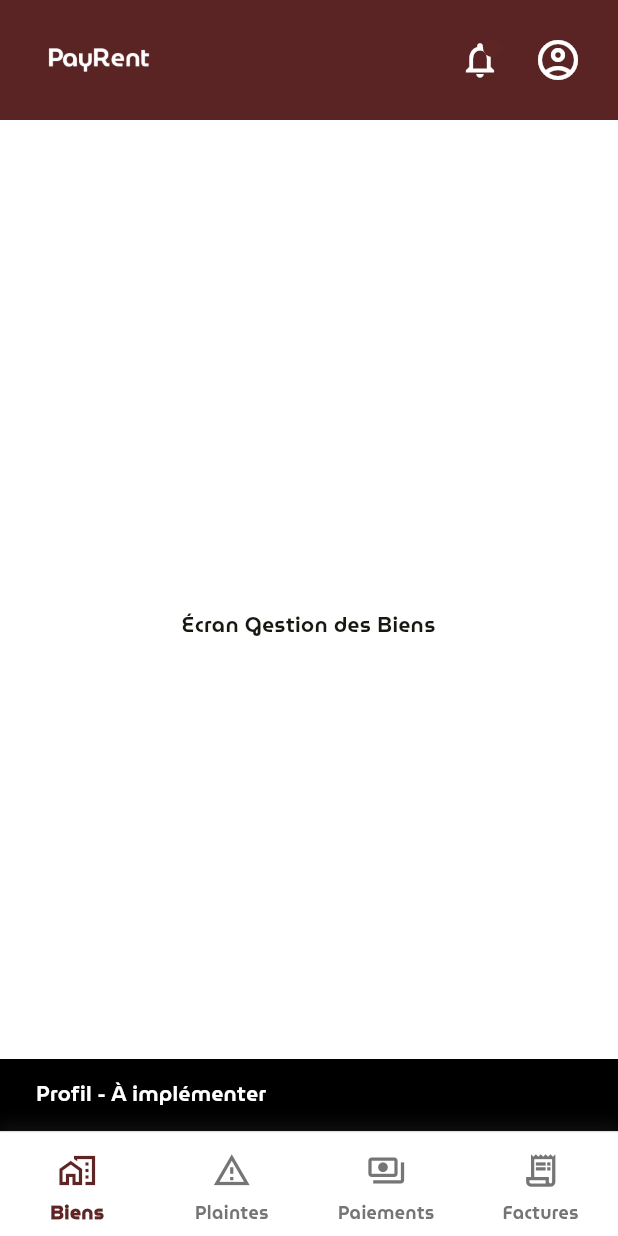
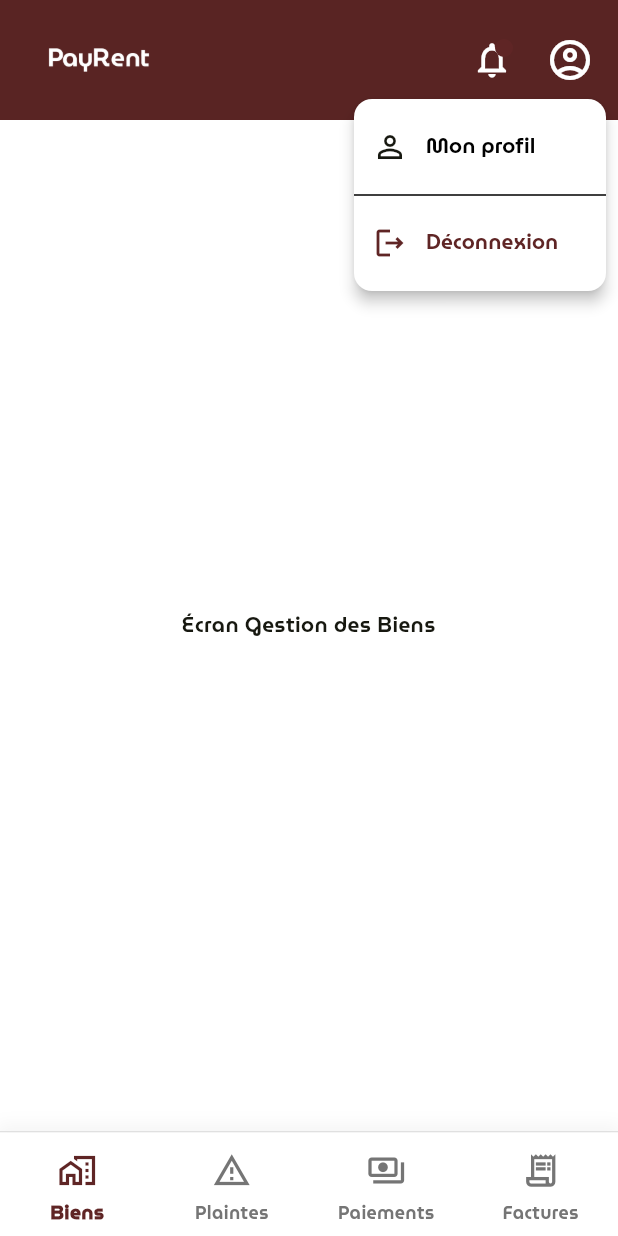
Before and after one commit to Espoir-oussa/PayRent, a Flutter app: the HomeOwnerScreen screen opened directly, after a tap on the "account circle" icon, on a phone screen of 412 x 824 dp. Run offline on Flutter 3.47's test engine with Material 3 defaults, Android fonts, the phone set to English and light mode, and no system bars; our stand-ins replace flutter_riverpod.

Commit message:
Mise ne place du menu de profil et de déconnection

```diff
--- a/lib/presentation/proprietaires/pages/home_owner_screen.dart
+++ b/lib/presentation/proprietaires/pages/home_owner_screen.dart
@@ -15,6 +15,8 @@ import 'bien_management_screen.dart';
 import 'complaint_tracking_screen.dart';
 import 'invoicing_screen.dart';
 import 'payment_history_screen.dart';
+import 'profile_screen.dart';
+import '../../../core/di/providers.dart';
 
 class HomeOwnerScreen extends ConsumerStatefulWidget {
   const HomeOwnerScreen({super.key});
@@ -26,23 +28,20 @@ class HomeOwnerScreen extends ConsumerStatefulWidget {
 class _HomeOwnerScreenState extends ConsumerState<HomeOwnerScreen> {
   int _currentIndex = 0;
 
-  // Liste des écrans pour chaque tab (sans accueil)
   final List<Widget> _screens = [
-    const BienManagementScreen(),      // Tab 0: Biens
-    const ComplaintTrackingScreen(),   // Tab 1: Plaintes
-    const PaymentHistoryScreen(),      // Tab 2: Paiements
-    const InvoicingScreen(),           // Tab 3: Factures
+    const BienManagementScreen(),
+    const ComplaintTrackingScreen(),
+    const PaymentHistoryScreen(),
+    const InvoicingScreen(),
   ];
 
-  // Icônes pour la Bottom Navigation
   final List<IconData> _bottomIcons = [
-    Icons.home_work_outlined,     // Biens
-    Icons.report_problem_outlined, // Plaintes
-    Icons.payments_outlined,       // Paiements
-    Icons.receipt_long_outlined,   // Factures
+    Icons.home_work_outlined,
+    Icons.report_problem_outlined,
+    Icons.payments_outlined,
+    Icons.receipt_long_outlined,
   ];
 
-  // Labels pour la Bottom Navigation
   final List<String> _bottomLabels = [
     'Biens',
     'Plaintes',
@@ -57,24 +56,18 @@ class _HomeOwnerScreenState extends ConsumerState<HomeOwnerScreen> {
         backgroundColor: AppColors.accentRed,
         foregroundColor: AppColors.textLight,
         elevation: 4,
-        toolbarHeight: 80, // AppBar plus grande
+        toolbarHeight: 80,
         title: SizedBox(
-          height: 100, // Hauteur cohérente pour le logo
+          height: 100,
           child: Image.asset(
             'assets/images/payrent_blanc.png',
-            height: 100, // Même valeur que le parent
+            height: 60,
             color: AppColors.textLight,
             fit: BoxFit.contain,
           ),
         ),
         centerTitle: false,
         actions: [
-          // Container pour espacer les icônes
-          Container(
-            margin: const EdgeInsets.only(right: 8),
-            child: Row(
-              children: [
-                // Notification icon avec badge
           Stack(
             children: [
               IconButton(
@@ -100,16 +93,43 @@ class _HomeOwnerScreenState extends ConsumerState<HomeOwnerScreen> {
             ],
           ),
           const SizedBox(width: 4),
-                // Profile icon plus grand
-                IconButton(
+          PopupMenuButton<String>(
             icon: const Icon(Icons.account_circle_outlined, size: 32),
-                  onPressed: _handleProfile,
-                  padding: const EdgeInsets.all(8),
+            tooltip: 'Menu du profil',
+            shape: RoundedRectangleBorder(
+              borderRadius: BorderRadius.circular(12),
             ),
-                const SizedBox(width: 8),
+            elevation: 4,
+            offset: const Offset(0, 50),
+            onSelected: (value) => _handleMenuSelection(value, context),
+            itemBuilder: (BuildContext context) => [
+              PopupMenuItem<String>(
+                value: 'profile',
+                child: const Row(
+                  children: [
+                    Icon(Icons.person_outline, color: AppColors.primaryDark),
+                    SizedBox(width: 12),
+                    Text('Mon profil'),
                   ],
                 ),
               ),
+              const PopupMenuDivider(),
+              PopupMenuItem<String>(
+                value: 'deconnexion',
+                child: Row(
+                  children: [
+                    Icon(Icons.logout_outlined, color: AppColors.accentRed),
+                    const SizedBox(width: 12),
+                    const Text(
+                      'Déconnexion',
+                      style: TextStyle(color: AppColors.accentRed),
+                    ),
+                  ],
+                ),
+              ),
+            ],
+          ),
+          const SizedBox(width: 8),
         ],
       ),
       body: SafeArea(
@@ -119,9 +139,73 @@ class _HomeOwnerScreenState extends ConsumerState<HomeOwnerScreen> {
     );
   }
 
+  void _handleMenuSelection(String value, BuildContext context) {
+    switch (value) {
+      case 'profile':
+        Navigator.push(
+          context,
+          MaterialPageRoute(
+            builder: (context) => const ProfileScreen(),
+          ),
+        );
+        break;
+      case 'deconnexion':
+        _showLogoutConfirmationDialog(context);
+        break;
+    }
+  }
+
+  void _showLogoutConfirmationDialog(BuildContext context) {
+    showDialog(
+      context: context,
+      builder: (BuildContext context) {
+        return AlertDialog(
+          shape: RoundedRectangleBorder(
+            borderRadius: BorderRadius.circular(16),
+          ),
+          title: const Text(
+            'Déconnexion',
+            style: TextStyle(
+              fontWeight: FontWeight.w600,
+              fontSize: 20,
+            ),
+          ),
+          content: const Text(
+            'Êtes-vous sûr de vouloir vous déconnecter ?',
+            style: TextStyle(fontSize: 16),
+          ),
+          actions: [
+            TextButton(
+              onPressed: () => Navigator.of(context).pop(),
+              child: Text(
+                'Annuler',
+                style: TextStyle(color: AppColors.primaryDark),
+              ),
+            ),
+            ElevatedButton(
+              style: ElevatedButton.styleFrom(
+                backgroundColor: AppColors.accentRed,
+                foregroundColor: Colors.white,
+                shape: RoundedRectangleBorder(
+                  borderRadius: BorderRadius.circular(8),
+                ),
+              ),
+              onPressed: () {
+                Navigator.of(context).pop();
+                ref.read(ownerLoginControllerProvider.notifier).resetState();
+                Navigator.pushReplacementNamed(context, '/login');
+              },
+              child: const Text('Se déconnecter'),
+            ),
+          ],
+        );
+      },
+    );
+  }
+
   Widget _buildBottomNavigationBar() {
     return Container(
-      height: 70, // BottomNavigationBar plus haute
+      height: 70,
       decoration: BoxDecoration(
         boxShadow: [
           BoxShadow(
@@ -149,7 +233,7 @@ class _HomeOwnerScreenState extends ConsumerState<HomeOwnerScreen> {
         unselectedItemColor: Colors.grey.shade600,
         elevation: 0,
         selectedLabelStyle: const TextStyle(
-          fontSize: 13, // Texte légèrement plus grand
+          fontSize: 13,
           fontWeight: FontWeight.w600,
           fontFamily: 'MuseoModerno',
         ),
@@ -163,7 +247,7 @@ class _HomeOwnerScreenState extends ConsumerState<HomeOwnerScreen> {
               padding: const EdgeInsets.symmetric(vertical: 6),
               child: Icon(
                 _bottomIcons[index],
-                size: 26, // Icônes plus grandes
+                size: 26,
               ),
             ),
             label: _bottomLabels[index],
@@ -174,7 +258,6 @@ class _HomeOwnerScreenState extends ConsumerState<HomeOwnerScreen> {
   }
 
   void _handleNotifications() {
-    // TODO: Naviguer vers les notifications
     ScaffoldMessenger.of(context).showSnackBar(
       const SnackBar(
         content: Text('Notifications - À implémenter'),
@@ -182,14 +265,4 @@ class _HomeOwnerScreenState extends ConsumerState<HomeOwnerScreen> {
       ),
     );
   }
-
-  void _handleProfile() {
-    // TODO: Naviguer vers le profil
-    ScaffoldMessenger.of(context).showSnackBar(
-      const SnackBar(
-        content: Text('Profil - À implémenter'),
-        duration: Duration(milliseconds: 1500),
-      ),
-    );
 }
-}
```
Also changed, not shown: lib/presentation/proprietaires/pages/profile_screen.dart (added, +123 -0 lines). Lines whose indentation alone changed are shown as unchanged.
